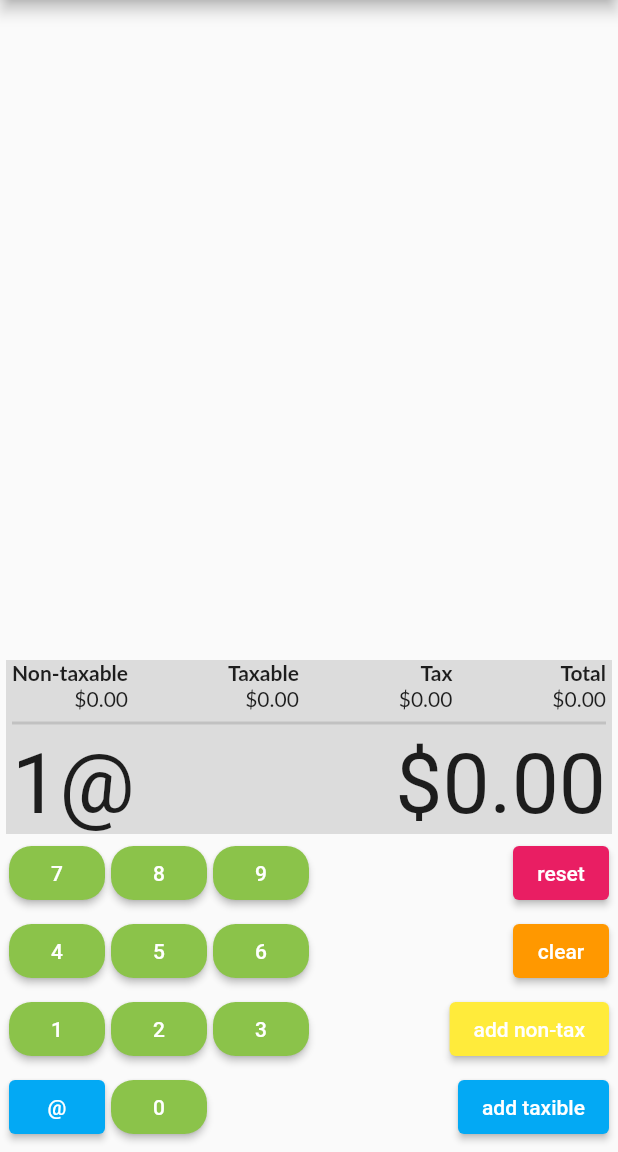
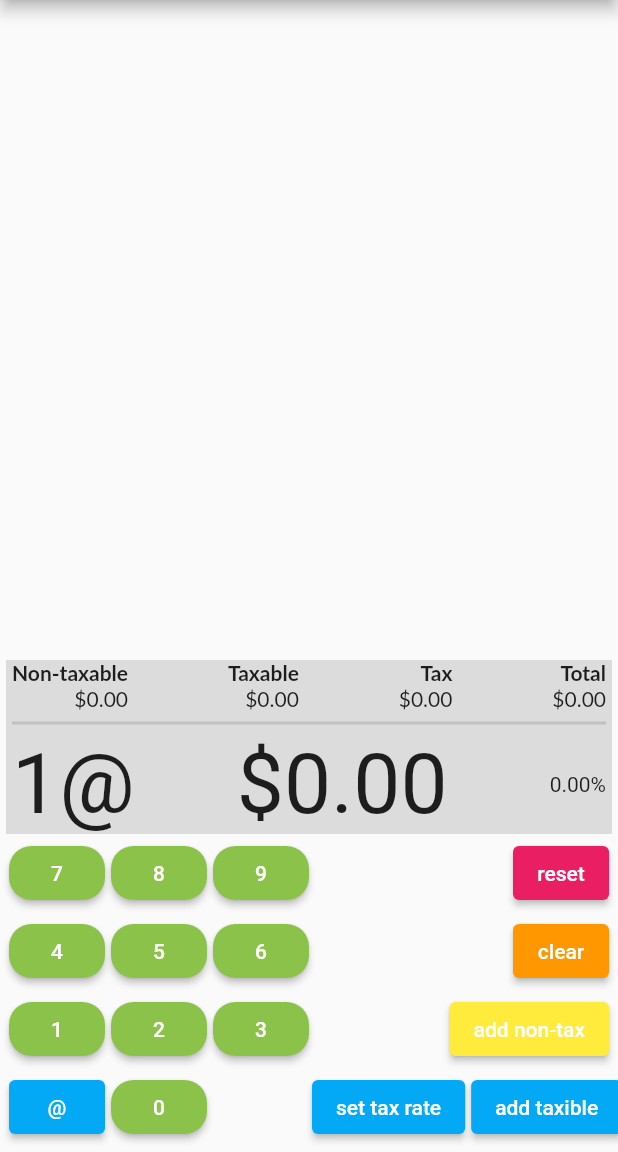
Before and after one commit to tonytmtsh/cashregister, a Flutter app: the screen it shows after launch, on a phone screen of 412 x 824 dp, the part 84-1236 px from its top. Run offline on Flutter 3.47's test engine with Material 2 defaults, Android fonts, the light colour scheme and no system bars; our stand-ins replace shared_preferences; Roboto replaces fonts that are missing (Lato).

Commit message:
saving tax rate as preference

```diff
--- a/lib/components/command_button.dart
+++ b/lib/components/command_button.dart
@@ -38,6 +38,9 @@ class CommandButton extends StatelessWidget {
               break;
             case RegisterCommands.quantity:
               myModel.updateQuantity();
+              break;
+            case RegisterCommands.setTax:
+              myModel.setTaxRate();
           }
         },
       ),
--- a/lib/components/register_keypad.dart
+++ b/lib/components/register_keypad.dart
@@ -53,11 +53,16 @@ class RegisterKeypad extends StatelessWidget {
           flex: 2,
           child: Column(
             crossAxisAlignment: CrossAxisAlignment.end,
-            children: const <Widget>[
-              CommandButton(command: RegisterCommands.reset),
-              CommandButton(command: RegisterCommands.clear),
-              CommandButton(command: RegisterCommands.addNonTaxible),
-              CommandButton(command: RegisterCommands.addTaxible),
+            children: <Widget>[
+              const CommandButton(command: RegisterCommands.reset),
+              const CommandButton(command: RegisterCommands.clear),
+              const CommandButton(command: RegisterCommands.addNonTaxible),
+              Row(
+                children: const [
+                  CommandButton(command: RegisterCommands.setTax),
+                  CommandButton(command: RegisterCommands.addTaxible),
+                ],
+              ),
             ],
           ),
         ),
--- a/lib/components/register_screen.dart
+++ b/lib/components/register_screen.dart
@@ -64,6 +64,7 @@ class RegisterScreen extends StatelessWidget {
                       style: (myModel.entry.length < 12)
                           ? TextStyles.display
                           : TextStyles.display2),
+                  Text(myModel.taxPercentage),
                 ],
               ),
             ],
--- a/lib/register.dart
+++ b/lib/register.dart
@@ -1,10 +1,19 @@
 import 'package:intl/intl.dart';
 import 'package:flutter/material.dart';
+import 'package:cash2/services/savedprefs.dart';
 
-enum RegisterCommands { reset, clear, addTaxible, addNonTaxible, quantity }
+enum RegisterCommands {
+  reset,
+  clear,
+  addTaxible,
+  addNonTaxible,
+  quantity,
+  setTax
+}
 
 final currency = NumberFormat.simpleCurrency(locale: "en_US");
 final numbers = NumberFormat('#,##0');
+final precentage = NumberFormat('#,##0.00%');
 
 String commandText(RegisterCommands x) {
   String text = "";
@@ -23,6 +32,9 @@ String commandText(RegisterCommands x) {
       break;
     case RegisterCommands.quantity:
       text = "@";
+      break;
+    case RegisterCommands.setTax:
+      text = "set tax rate";
   }
   return text;
 }
@@ -44,14 +56,22 @@ class CashRegisterType with ChangeNotifier {
   double _taxableTotal = 0.00;
   double _nontaxableTotal = 0.00;
   int _quantity = 1;
-
-  final double _taxRate = 0.06;
+  double? _taxRate;
 
   bool error = false;
 
   ScrollController scrollController = ScrollController();
 
   List<Tape> tape = <Tape>[];
+
+  double get taxRate {
+    if (_taxRate == null) {
+      loadTax();
+    }
+    return _taxRate ?? 0.00;
+  }
+
+  String get taxPercentage => precentage.format(_taxRate ?? 0.00);
 
   String get entry => currency.format(_entry);
   String get quantity => '$_quantity@';
@@ -62,7 +82,14 @@ class CashRegisterType with ChangeNotifier {
       currency.format(_taxableTotal + tax() + _nontaxableTotal);
 
   double tax() {
-    return double.parse((_taxableTotal * _taxRate).toStringAsFixed(2));
+    return double.parse(
+        (_taxableTotal * (_taxRate ?? 0.00)).toStringAsFixed(2));
+  }
+
+  void setTaxRate() {
+    _taxRate = _entry / 100.00;
+    updateTax();
+    clear();
   }
 
   void addEntry(int keyValue) {
@@ -115,4 +142,14 @@ class CashRegisterType with ChangeNotifier {
     _entry = 0.00;
     notifyListeners();
   }
+
+  void loadTax() {
+    debugPrint('loadTax');
+    SavedPreferencesService.getTaxRate().then((value) => {_taxRate = value});
+  }
+
+  void updateTax() {
+    debugPrint('updateTax');
+    SavedPreferencesService.setTaxRate(_taxRate ?? 0.00);
+  }
 }
--- /dev/null
+++ b/lib/services/savedprefs.dart
@@ -0,0 +1,17 @@
+import 'package:shared_preferences/shared_preferences.dart';
+
+class SavedPreferencesService {
+  static const String _taxRate = "taxRate";
+
+  static Future<double> getTaxRate() async {
+    final SharedPreferences prefs = await SharedPreferences.getInstance();
+
+    return prefs.getDouble(_taxRate) ?? 0.00;
+  }
+
+  static Future<bool> setTaxRate(double value) async {
+    final SharedPreferences prefs = await SharedPreferences.getInstance();
+
+    return prefs.setDouble(_taxRate, value);
+  }
+}
--- a/pubspec.yaml
+++ b/pubspec.yaml
@@ -25,6 +25,7 @@ dependencies:
   cupertino_icons: ^1.0.4
   provider: ^6.0.3
   intl: ^0.17.0
+  shared_preferences: ^2.0.15
 
 dev_dependencies:
   flutter_test:
```
Also changed, not shown: pubspec.lock.
